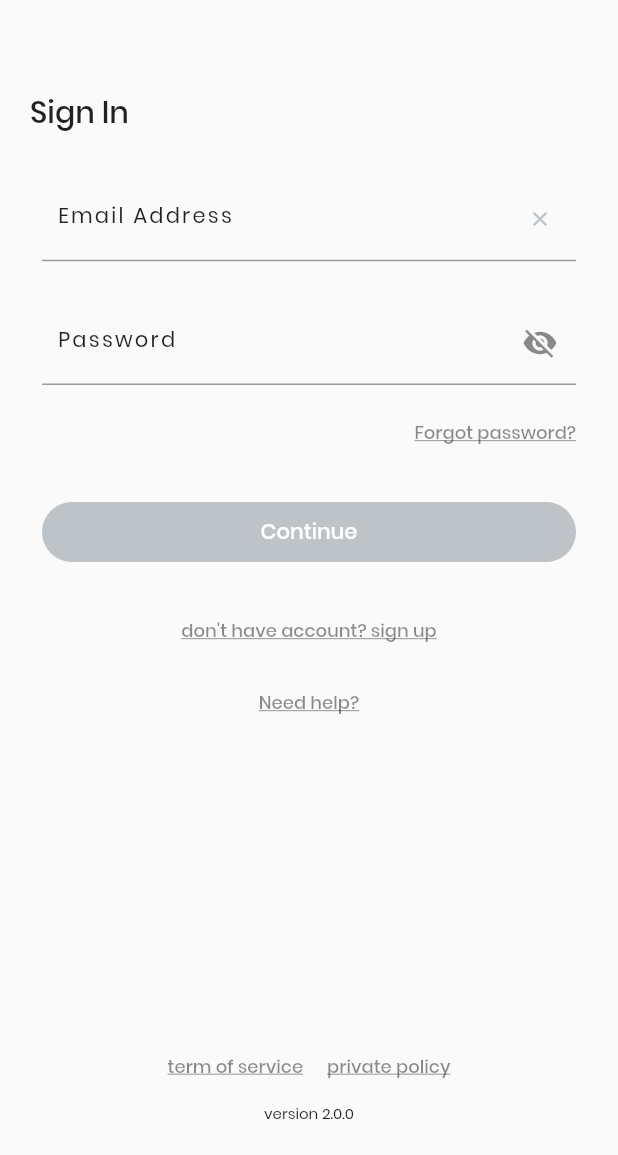
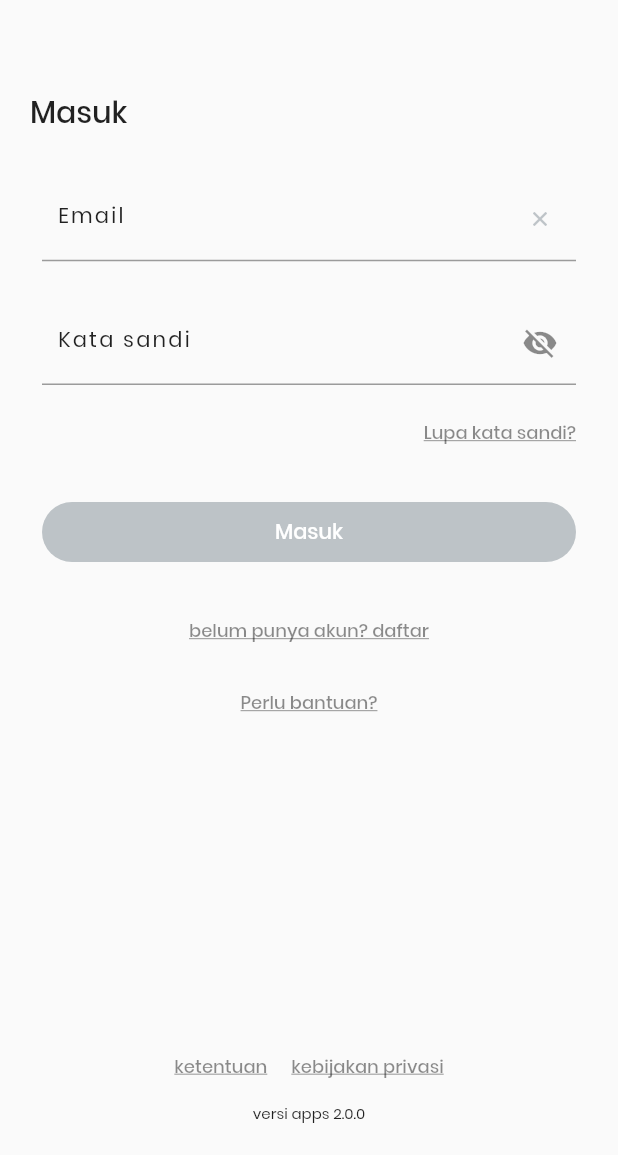
Before and after one commit to johan1627/app_mademin, a Flutter app: the screen it shows after launch, on a phone screen of 412 x 824 dp, the part 81-1236 px from its top. Run offline on Flutter 3.47's test engine with Material 2 defaults, Android fonts, the light colour scheme and no system bars; our stand-ins replace get, shared_preferences.

```diff
--- a/lib/screen/auth/forgot_password/forgot_pass_home.dart
+++ b/lib/screen/auth/forgot_password/forgot_pass_home.dart
@@ -39,7 +39,8 @@ class _ForgotPasswordHomeState extends State<ForgotPasswordHome> {
           builder: (BuildContext context) => const SignInPage(),
         ));
 
-        function.snackBar(context, "Email sent, please check your inbox", 4);
+        function.snackBar(
+            context, "Email terkirim, periksa kotak masuk Email Anda", 4);
       }
     } else {
       var message = res.message;
@@ -82,8 +83,8 @@ class _ForgotPasswordHomeState extends State<ForgotPasswordHome> {
   @override
   Widget build(BuildContext context) {
     return GeneralCreatePages(
-      title: "Forgot Password",
-      subtitle: "Please fill a registered email address",
+      title: "Lupa kata sandi",
+      subtitle: "Silahkan isi Email Anda",
       onBack: _back,
       body: ListView(
         children: [
@@ -106,7 +107,7 @@ class _ForgotPasswordHomeState extends State<ForgotPasswordHome> {
       isEnableBtn: isEnabledSaved,
       isLoading: isLoading,
       btnIcon: Icons.forward_to_inbox,
-      btnLable: "SEND",
+      btnLable: "Kirim",
     );
   }
 }
--- a/lib/screen/auth/sign_in/sign_in.dart
+++ b/lib/screen/auth/sign_in/sign_in.dart
@@ -92,7 +92,7 @@ class _SignInPageState extends State<SignInPage> {
     } else {
       //
       final snackBar = SnackBar(
-        content: const Text('format Email Address tidak sesuai'),
+        content: const Text('format Email belum benar'),
         backgroundColor: redColor,
         action: SnackBarAction(
           label: 'OK',
@@ -150,7 +150,7 @@ class _SignInPageState extends State<SignInPage> {
                           const SizedBox(height: 60.0),
                           // title
                           Text(
-                            "Sign In",
+                            "Masuk",
                             style: h1.copyWith(fontWeight: FontWeight.w500),
                           ),
                           const SizedBox(height: 20.0),
@@ -158,8 +158,8 @@ class _SignInPageState extends State<SignInPage> {
                           TextFieldCustom(
                             controller: contEmail,
                             keyboardType: TextInputType.emailAddress,
-                            lable: 'Email Address',
-                            length: 50,
+                            lable: 'Email',
+                            length: 100,
                             isPassword: false,
                             onChanged: (value) {
                               isBtnEnabled();
@@ -170,7 +170,7 @@ class _SignInPageState extends State<SignInPage> {
                           TextFieldCustom(
                             controller: contPass,
                             keyboardType: TextInputType.text,
-                            lable: 'Password',
+                            lable: 'Kata sandi',
                             length: 50,
                             isPassword: true,
                             onChanged: (value) {
@@ -183,7 +183,7 @@ class _SignInPageState extends State<SignInPage> {
                             alignment: Alignment.centerRight,
                             child: TextLink(
                               color: blackLight,
-                              title: "Forgot password?",
+                              title: "Lupa kata sandi?",
                               onPressed: () {
                                 // Go to
                                 Navigator.of(context).push(MaterialPageRoute(
@@ -204,7 +204,7 @@ class _SignInPageState extends State<SignInPage> {
                                 isLoading: isLoading,
                                 isEnabled: isEnabledBtn,
                                 type: "primary",
-                                lable: 'Continue',
+                                lable: 'Masuk',
                                 onSaved: () {
                                   isValidateEmail();
                                 },
@@ -217,7 +217,8 @@ class _SignInPageState extends State<SignInPage> {
                             alignment: Alignment.center,
                             child: TextLink(
                               color: blackLight,
-                              title: "don't have account? sign up",
+                              title:
+                                  "belum punya akun? daftar", // don't have account? sign up
                               onPressed: () {
                                 // Go to
                                 Navigator.of(context).push(MaterialPageRoute(
@@ -233,7 +234,7 @@ class _SignInPageState extends State<SignInPage> {
                             alignment: Alignment.center,
                             child: TextLink(
                               color: blackLight,
-                              title: "Need help?",
+                              title: "Perlu bantuan?",
                               onPressed: () {
                                 function.getLaunchUrl(
                                     "wa.me", "/$whatsappNumber&text=");
@@ -260,14 +261,14 @@ class _SignInPageState extends State<SignInPage> {
                   children: [
                     TextLink(
                       color: blackLight,
-                      title: "term of service",
+                      title: "ketentuan",
                       onPressed: () {
                         function.getLaunchUrl("noonapos.com", "/term");
                       },
                     ),
                     TextLink(
                       color: blackLight,
-                      title: "private policy",
+                      title: "kebijakan privasi",
                       onPressed: () {
                         function.getLaunchUrl("noonapos.com", "/policy");
                       },
@@ -276,7 +277,7 @@ class _SignInPageState extends State<SignInPage> {
                 ),
                 Padding(
                   padding: const EdgeInsets.only(bottom: 20.0),
-                  child: Text("version $versionName", style: smallFont),
+                  child: Text("versi apps $versionName", style: smallFont),
                 ),
               ],
             ),
```
Also changed, not shown: lib/components/atoms/gen_function.dart (+10 -0 lines), lib/screen/auth/sign_up/sign_up_home.dart (+132 -17 lines).
